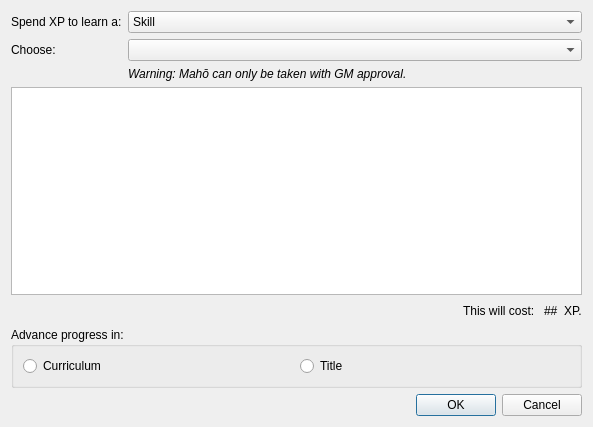
The window that ui/addadvancedialog.ui (dashnine/PaperBlossoms) describes before a commit, drawn with Qt 5.
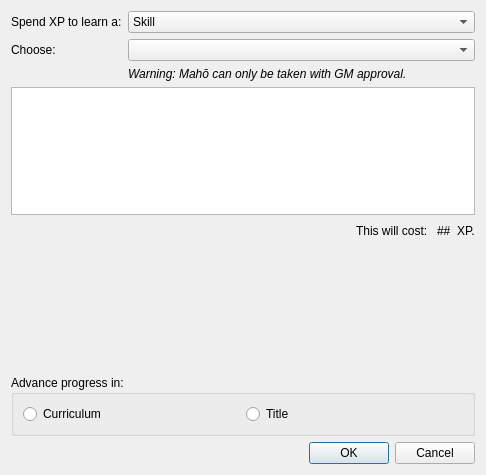
The same window after the commit.

Commit message: UI Adjustments to reduce the minimum window size required for the application.  Main window down to 754 (largest in the app). Resolves #4

Patch:
```diff
--- a/ui/addadvancedialog.ui
+++ b/ui/addadvancedialog.ui
@@ -6,8 +6,8 @@
    <rect>
     <x>0</x>
     <y>0</y>
-    <width>593</width>
-    <height>427</height>
+    <width>486</width>
+    <height>475</height>
    </rect>
   </property>
   <property name="minimumSize">
@@ -22,6 +22,9 @@
   <layout class="QVBoxLayout" name="verticalLayout">
    <item>
     <layout class="QFormLayout" name="formLayout">
+     <property name="sizeConstraint">
+      <enum>QLayout::SetMinimumSize</enum>
+     </property>
      <item row="0" column="0">
       <widget class="QLabel" name="label">
        <property name="text">
@@ -138,6 +141,19 @@
      </item>
     </layout>
    </item>
+   <item>
+    <spacer name="verticalSpacer">
+     <property name="orientation">
+      <enum>Qt::Vertical</enum>
+     </property>
+     <property name="sizeHint" stdset="0">
+      <size>
+       <width>20</width>
+       <height>40</height>
+      </size>
+     </property>
+    </spacer>
+   </item>
    <item>
     <widget class="QGroupBox" name="groupBox">
      <property name="title">
```
The commit also changes 5 other files.
